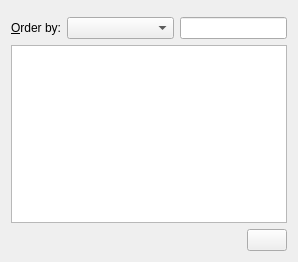
Above: knewstuff/knewstuff3/downloaddialog.ui from KDE/kdelibs before the change. Below: the same form after it.
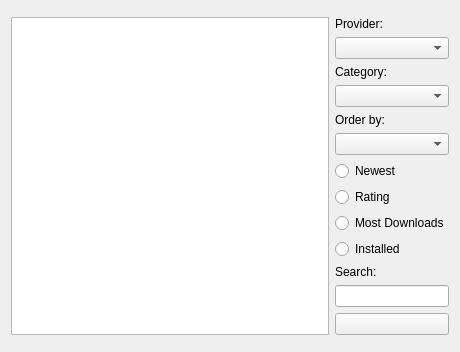
That is the form after the change. Custom widgets are drawn as their Qt base class.

Commit message: some future proofing of the dialog in case we have more providers later, also add category selection, change layout

The edit to the form file:
```diff
--- a/knewstuff/knewstuff3/downloaddialog.ui
+++ b/knewstuff/knewstuff3/downloaddialog.ui
@@ -6,26 +6,78 @@
    <rect>
     <x>0</x>
     <y>0</y>
-    <width>298</width>
-    <height>262</height>
+    <width>460</width>
+    <height>300</height>
    </rect>
   </property>
-  <layout class="QVBoxLayout" name="verticalLayout">
+  <layout class="QVBoxLayout" name="verticalLayout_2">
    <item>
     <widget class="KTitleWidget" name="m_titleWidget"/>
    </item>
    <item>
-    <layout class="QHBoxLayout" name="_2">
+    <layout class="QHBoxLayout" name="_2"/>
+   </item>
      <item>
-      <widget class="QLabel" name="label_2">
+    <layout class="QHBoxLayout" name="horizontalLayout">
+     <item>
+      <widget class="QListView" name="m_listView">
+       <property name="mouseTracking">
+        <bool>true</bool>
+       </property>
+       <property name="verticalScrollMode">
+        <enum>QAbstractItemView::ScrollPerPixel</enum>
+       </property>
+      </widget>
+     </item>
+     <item>
+      <layout class="QVBoxLayout" name="verticalLayout">
+       <item>
+        <widget class="QLabel" name="m_providerLabel">
        <property name="text">
-        <string>&amp;Order by:</string>
+          <string>Provider:</string>
+         </property>
+         <property name="buddy">
+          <cstring>m_providerCombo</cstring>
+         </property>
+        </widget>
+       </item>
+       <item>
+        <widget class="KComboBox" name="m_providerCombo">
+         <property name="sizePolicy">
+          <sizepolicy hsizetype="Preferred" vsizetype="Fixed">
+           <horstretch>1</horstretch>
+           <verstretch>0</verstretch>
+          </sizepolicy>
+         </property>
+        </widget>
+       </item>
+       <item>
+        <widget class="QLabel" name="m_categoryLabel">
+         <property name="text">
+          <string>Category:</string>
+         </property>
+         <property name="buddy">
+          <cstring>m_categoryCombo</cstring>
+         </property>
+        </widget>
+       </item>
+       <item>
+        <widget class="KComboBox" name="m_categoryCombo">
+         <property name="sizePolicy">
+          <sizepolicy hsizetype="Preferred" vsizetype="Fixed">
+           <horstretch>1</horstretch>
+           <verstretch>0</verstretch>
+          </sizepolicy>
+         </property>
+        </widget>
+       </item>
+       <item>
+        <widget class="QLabel" name="orderLabel">
+         <property name="text">
+          <string>Order by:</string>
        </property>
        <property name="alignment">
-        <set>Qt::AlignRight|Qt::AlignTrailing|Qt::AlignVCenter</set>
-       </property>
-       <property name="buddy">
-        <cstring>m_sortCombo</cstring>
+          <set>Qt::AlignLeading|Qt::AlignLeft|Qt::AlignVCenter</set>
        </property>
       </widget>
      </item>
@@ -39,6 +91,44 @@
        </property>
       </widget>
      </item>
+       <item>
+        <widget class="QRadioButton" name="newestRadio">
+         <property name="text">
+          <string>Newest</string>
+         </property>
+        </widget>
+       </item>
+       <item>
+        <widget class="QRadioButton" name="ratingRadio">
+         <property name="text">
+          <string>Rating</string>
+         </property>
+        </widget>
+       </item>
+       <item>
+        <widget class="QRadioButton" name="mostDownloadsRadio">
+         <property name="text">
+          <string>Most Downloads</string>
+         </property>
+        </widget>
+       </item>
+       <item>
+        <widget class="QRadioButton" name="installedRadio">
+         <property name="text">
+          <string>Installed</string>
+         </property>
+        </widget>
+       </item>
+       <item>
+        <widget class="QLabel" name="label_4">
+         <property name="text">
+          <string>Search:</string>
+         </property>
+         <property name="buddy">
+          <cstring>m_searchEdit</cstring>
+         </property>
+        </widget>
+       </item>
      <item>
       <widget class="KLineEdit" name="m_searchEdit">
        <property name="sizePolicy">
@@ -55,17 +145,32 @@
        </property>
       </widget>
      </item>
-    </layout>
+       <item>
+        <spacer name="verticalSpacer">
+         <property name="orientation">
+          <enum>Qt::Vertical</enum>
+         </property>
+         <property name="sizeHint" stdset="0">
+          <size>
+           <width>20</width>
+           <height>40</height>
+          </size>
+         </property>
+        </spacer>
    </item>
    <item>
-    <widget class="QListView" name="m_listView">
-     <property name="mouseTracking">
-      <bool>true</bool>
-     </property>
-     <property name="verticalScrollMode">
-      <enum>QAbstractItemView::ScrollPerPixel</enum>
-     </property>
-    </widget>
+        <widget class="KPushButton" name="closeButton">
+         <property name="sizePolicy">
+          <sizepolicy hsizetype="Preferred" vsizetype="Preferred">
+           <horstretch>0</horstretch>
+           <verstretch>0</verstretch>
+          </sizepolicy>
+         </property>
+        </widget>
+       </item>
+      </layout>
+     </item>
+    </layout>
    </item>
    <item>
     <layout class="QHBoxLayout" name="horizontalLayout_2">
@@ -91,16 +196,6 @@
        </property>
       </widget>
      </item>
-     <item>
-      <widget class="KPushButton" name="closeButton">
-       <property name="sizePolicy">
-        <sizepolicy hsizetype="Preferred" vsizetype="Preferred">
-         <horstretch>0</horstretch>
-         <verstretch>0</verstretch>
-        </sizepolicy>
-       </property>
-      </widget>
-     </item>
     </layout>
    </item>
   </layout>
```
Lines whose indentation alone changed are shown as unchanged. The commit also changes 1 other file.
